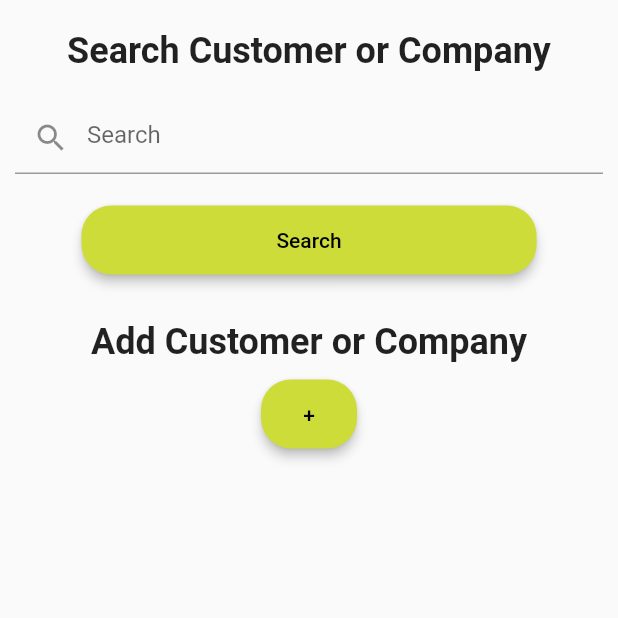
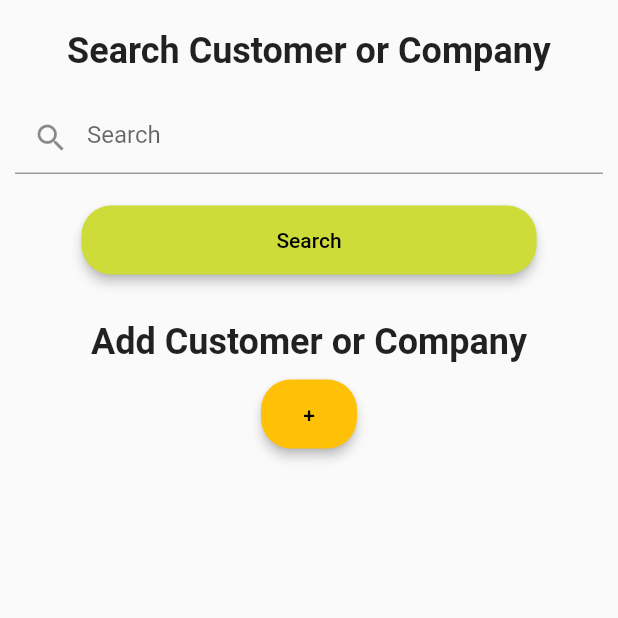
Before and after one commit to Viraj-Sankalpa/Customer-Relashionship-Management-Application, a Flutter app: the HomePage screen opened by its route, on a phone screen of 412 x 824 dp, the top half of it. Run offline on Flutter 3.47's test engine with Material 2 defaults, Android fonts, the phone set to English and light mode, and no system bars; our stand-ins replace cloud_firestore, firebase_auth, firebase_core, form_field_validator, get, hexcolor and 2 more; accounts and stored records are empty; network calls fail.

Commit message:
home screen button color changed

```diff
--- a/lib/screens/home_page.dart
+++ b/lib/screens/home_page.dart
@@ -65,7 +65,7 @@ class _HomePageState extends State<HomePage> {
                 ),
                 ElevatedButton(
                     style: ElevatedButton.styleFrom(
-                      backgroundColor: Colors.lime,
+                      backgroundColor: Colors.amber,
                       elevation: 3,
                       shape: RoundedRectangleBorder(
                           borderRadius: BorderRadius.circular(20)),
```
